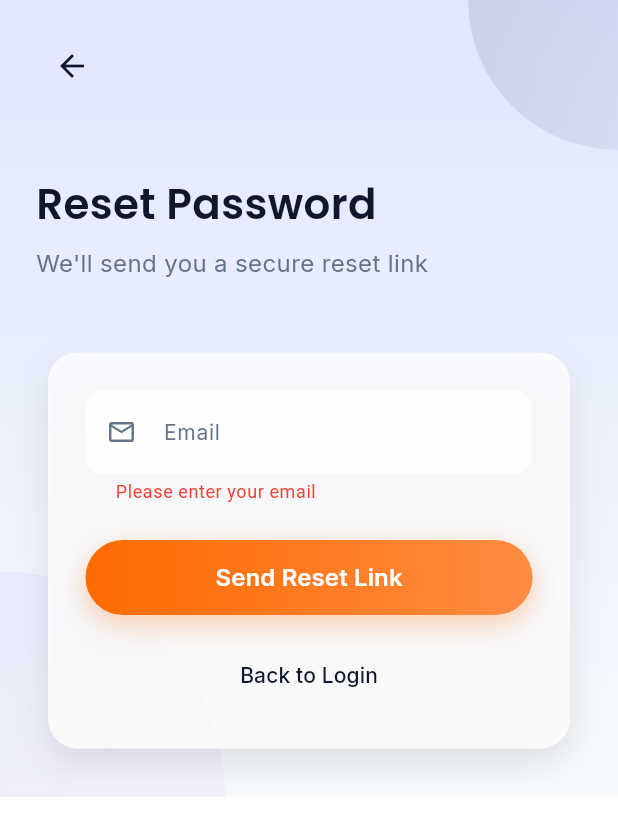
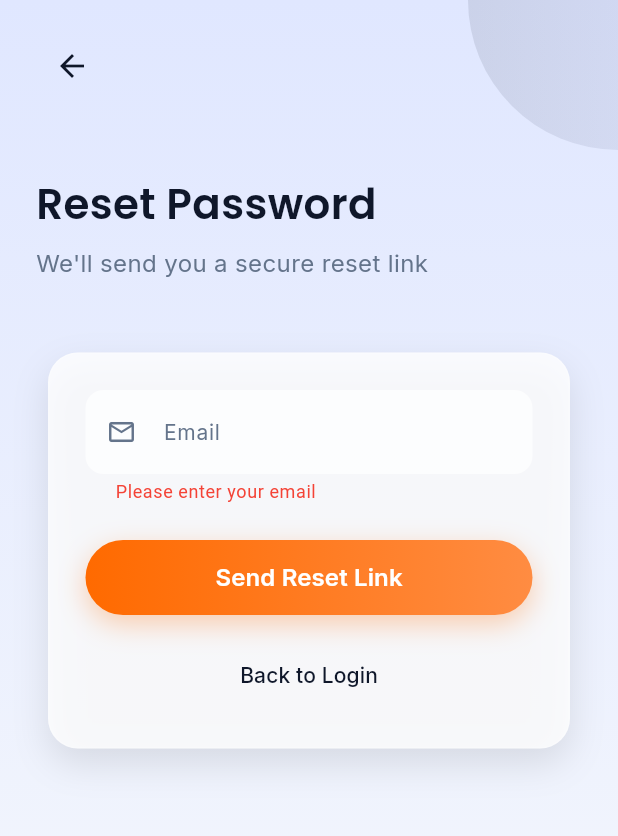
Before and after one commit to Scholar-Mobile-App/hp_mobile_new, a Flutter app: the ForgotPasswordScreen screen opened directly, after a tap on "Send Reset Link", on a phone screen of 412 x 824 dp. Shown: the top 836 px of the screen. Run offline on Flutter 3.47's test engine with Material 3 defaults, Android fonts, the phone set to English and light mode, and no system bars; our stand-ins replace another_flushbar, firebase_core, firebase_messaging, flutter_local_notifications, google_fonts, shared_preferences; accounts and stored records are empty; statements that could not run were skipped.

Commit message:
feat(auth): integrate forgot password API functionality
- Implement `forgotPassword` method in `ApiService` to handle reset requests
- Replace simulated delay with actual API call in `ForgotPasswordScreen`
- Add error handling and loading state management for password reset flow
- Update UI layout in `ForgotPasswordScreen` to ensure full-screen coverage

```diff
--- a/lib/screens/forgot_password_screen.dart
+++ b/lib/screens/forgot_password_screen.dart
@@ -1,5 +1,6 @@
 import 'package:flutter/material.dart';
 import 'package:google_fonts/google_fonts.dart';
+import '../services/api_service.dart';
 
 class ForgotPasswordScreen extends StatefulWidget {
   const ForgotPasswordScreen({super.key});
@@ -17,6 +18,7 @@
   Widget build(BuildContext context) {
     return Scaffold(
       body: Container(
+        height: double.infinity,
         decoration: const BoxDecoration(
           gradient: LinearGradient(
             begin: Alignment.topCenter,
@@ -199,8 +201,9 @@
                                              setState(() {
                                                _isLoading = true;
                                              });
-                                            // Simulate API call
-                                            await Future.delayed(const Duration(seconds: 2));
+                                             try {
+                                               final apiService = ApiService();
+                                               await apiService.forgotPassword(_emailController.text);
                                                setState(() {
                                                  _isLoading = false;
                                                });
@@ -219,6 +222,22 @@
                                                Future.delayed(const Duration(seconds: 2), () {
                                                  Navigator.pop(context);
                                                });
+                                             } catch (e) {
+                                               setState(() {
+                                                 _isLoading = false;
+                                               });
+                                               ScaffoldMessenger.of(context).showSnackBar(
+                                                 SnackBar(
+                                                   content: Text('Failed to send reset email: ${e.toString()}'),
+                                                   backgroundColor: const Color(0xFFDC2626),
+                                                   behavior: SnackBarBehavior.floating,
+                                                   shape: RoundedRectangleBorder(
+                                                     borderRadius: BorderRadius.circular(12),
+                                                   ),
+                                                   margin: const EdgeInsets.all(16),
+                                                 ),
+                                               );
+                                             }
                                            }
                                          },
                                   style: ElevatedButton.styleFrom(
```
Also changed, not shown: lib/services/api_service.dart (+36 -0 lines). Lines whose indentation alone changed are shown as unchanged.
